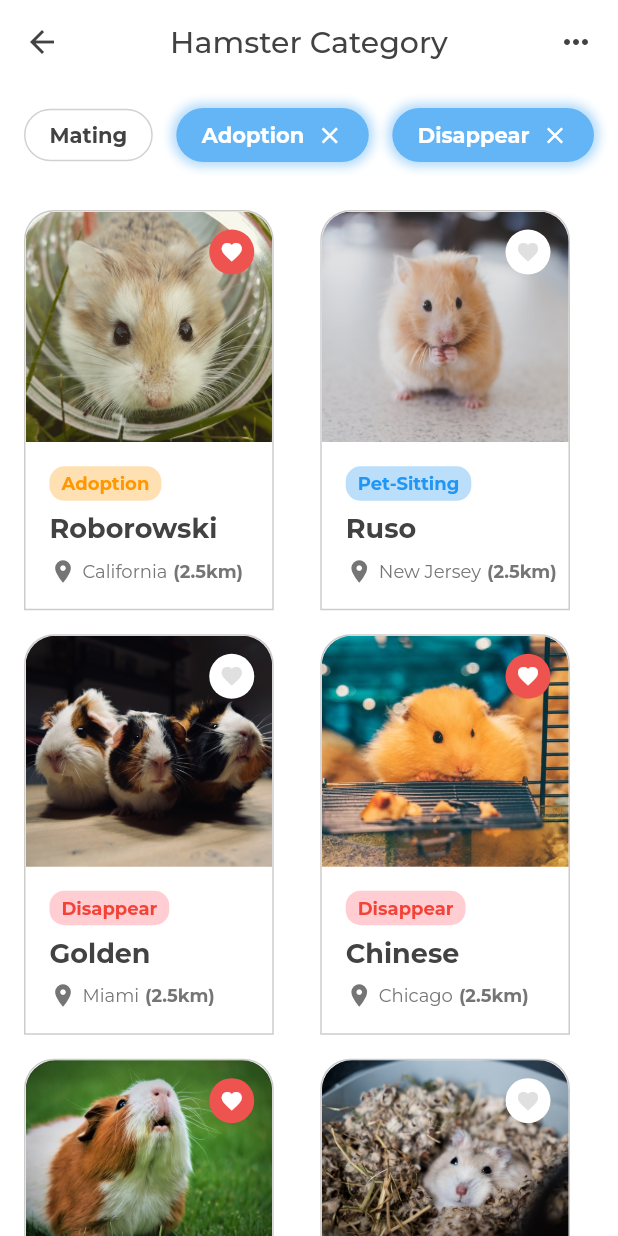
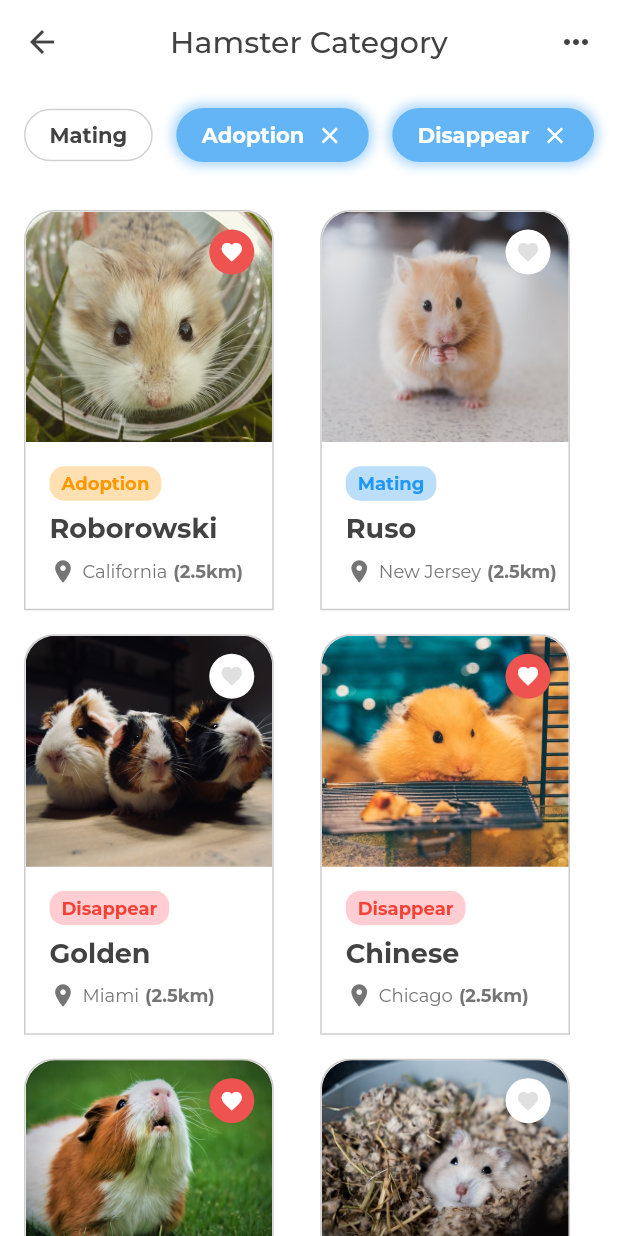
Before and after one commit to ananestorovic/fon-hackathon-2023, a Flutter app: the screen it shows after launch, after a tap on "Hamsters", on a phone screen of 412 x 824 dp. Run offline on Flutter 3.47's test engine with Material 2 defaults, Android fonts, the phone set to English and light mode, and no system bars; our stand-ins replace cloud_firestore, firebase_auth, firebase_core, google_fonts, image_picker; accounts and stored records are empty.

```diff
--- a/lib/pet.dart
+++ b/lib/pet.dart
@@ -11,34 +11,39 @@ class Pet {
   String imageUrl;
   bool favorite;
   bool newest;
+  static List<Pet> pets =  getPetListDefault();
+
 
   Pet(this.name, this.location, this.distance, this.condition, this.category,
       this.imageUrl, this.favorite, this.newest);
+
+  static addToPetList(Pet pet) {
+    pets.insert(0, pet);
   }
 
-List<Pet> getPetList() {
+static List<Pet> getPetListDefault() {
  return <Pet>[
    Pet("Abyssinian Cats", "California", "2.5", "Adoption", Category.CAT,
        "assets/images/cats/cat_1.jpg", true, true),
-    Pet("Scottish Fold", "New Jersey", "1.2", "Pet-Sitting", Category.CAT,
+   Pet("Scottish Fold", "New Jersey", "1.2", "Mating", Category.CAT,
        "assets/images/cats/cat_2.jpg", false, false),
    Pet("Ragdoll", "Miami", "1.2", "Disappear", Category.CAT,
        "assets/images/cats/cat_3.jpg", false, false),
    Pet("Burmés", "Chicago", "1.2", "Disappear", Category.CAT,
        "assets/images/cats/cat_4.jpg", true, true),
-    Pet("American Shorthair", "Washintong", "1.2", "Pet-Sitting", Category.CAT,
+   Pet("American Shorthair", "Washintong", "1.2", "Mating", Category.CAT,
        "assets/images/cats/cat_5.jpg", true, false),
    Pet("British Shorthair", "New York", "1.9", "Adoption", Category.CAT,
        "assets/images/cats/cat_6.jpg", false, false),
    Pet("Abyssinian Cats", "California", "2.5", "Adoption", Category.CAT,
        "assets/images/cats/cat_7.jpg", true, false),
-    Pet("Scottish Fold", "New Jersey", "1.2", "Pet-Sitting", Category.CAT,
+   Pet("Scottish Fold", "New Jersey", "1.2", "Mating", Category.CAT,
        "assets/images/cats/cat_8.jpg", false, false),
    Pet("Ragdoll", "Miami", "1.2", "Disappear", Category.CAT,
        "assets/images/cats/cat_9.jpg", false, true),
    Pet("Roborowski", "California", "2.5", "Adoption", Category.HAMSTER,
        "assets/images/hamsters/hamster_1.jpg", true, true),
-    Pet("Ruso", "New Jersey", "2.5", "Pet-Sitting", Category.HAMSTER,
+   Pet("Ruso", "New Jersey", "2.5", "Mating", Category.HAMSTER,
        "assets/images/hamsters/hamster_2.jpg", false, false),
    Pet("Golden", "Miami", "2.5", "Disappear", Category.HAMSTER,
        "assets/images/hamsters/hamster_3.jpg", false, false),
@@ -48,12 +53,12 @@ List<Pet> getPetList() {
        "assets/images/hamsters/hamster_5.jpg", true, false),
    Pet("Syrian", "California", "2.5", "Adoption", Category.HAMSTER,
        "assets/images/hamsters/hamster_6.jpg", false, false),
-    Pet("Dwarf Winter", "Miami", "2.5", "Pet-Sitting", Category.HAMSTER,
+   Pet("Dwarf Winter", "Miami", "2.5", "Mating", Category.HAMSTER,
        "assets/images/hamsters/hamster_7.jpg", true, false),
    Pet("American Rabbit", "California", "2.5", "Adoption", Category.BUNNY,
        "assets/images/bunnies/bunny_1.jpg", true, true),
-    Pet("Belgian Hare Rabbit", "New Jersey", "2.5", "Pet-Sitting",
-        Category.BUNNY, "assets/images/bunnies/bunny_2.jpg", false, false),
+   Pet("Belgian Hare Rabbit", "New Jersey", "2.5", "Mating", Category.BUNNY,
+       "assets/images/bunnies/bunny_2.jpg", false, false),
    Pet("Blanc de Hotot", "Miami", "2.5", "Disappear", Category.BUNNY,
        "assets/images/bunnies/bunny_3.jpg", false, false),
    Pet("Californian Rabbits", "Chicago", "2.5", "Disappear", Category.BUNNY,
@@ -62,13 +67,13 @@ List<Pet> getPetList() {
        "assets/images/bunnies/bunny_5.jpg", true, false),
    Pet("Dutch Rabbit", "California", "2.5", "Adoption", Category.BUNNY,
        "assets/images/bunnies/bunny_6.jpg", false, false),
-    Pet("English Lop", "Miami", "2.5", "Pet-Sitting", Category.BUNNY,
+   Pet("English Lop", "Miami", "2.5", "Mating", Category.BUNNY,
        "assets/images/bunnies/bunny_7.jpg", true, false),
    Pet("English Spot", "California", "2.5", "Adoption", Category.BUNNY,
        "assets/images/bunnies/bunny_8.jpg", true, true),
    Pet("Affenpinscher", "California", "2.5", "Adoption", Category.DOG,
        "assets/images/dogs/dog_1.jpg", true, true),
-    Pet("Akita Shepherd", "New Jersey", "2.5", "Pet-Sitting", Category.DOG,
+   Pet("Akita Shepherd", "New Jersey", "2.5", "Mating", Category.DOG,
        "assets/images/dogs/dog_2.jpg", false, false),
    Pet("American Foxhound", "Miami", "2.5", "Disappear", Category.DOG,
        "assets/images/dogs/dog_3.jpg", false, false),
@@ -78,13 +83,13 @@ List<Pet> getPetList() {
        "assets/images/dogs/dog_5.jpg", true, false),
    Pet("Bearded Collie", "California", "2.5", "Adoption", Category.DOG,
        "assets/images/dogs/dog_6.jpg", false, false),
-    Pet("Belgian Sheepdog", "Miami", "2.5", "Pet-Sitting", Category.DOG,
+   Pet("Belgian Sheepdog", "Miami", "2.5", "Mating", Category.DOG,
        "assets/images/dogs/dog_7.jpg", true, false),
    Pet("Bloodhound", "California", "2.5", "Adoption", Category.DOG,
        "assets/images/dogs/dog_8.jpg", true, true),
    Pet("Boston Terrier", "California", "2.5", "Adoption", Category.DOG,
        "assets/images/dogs/dog_9.jpg", true, true),
-    Pet("Chinese Shar-Pei", "New Jersey", "2.5", "Pet-Sitting", Category.DOG,
+   Pet("Chinese Shar-Pei", "New Jersey", "2.5", "Mating", Category.DOG,
        "assets/images/dogs/dog_10.jpg", false, false),
    Pet("Border Collie", "Miami", "2.5", "Disappear", Category.DOG,
        "assets/images/dogs/dog_11.jpg", false, false),
@@ -92,3 +97,5 @@ List<Pet> getPetList() {
        "assets/images/dogs/dog_12.jpg", true, true),
  ];
 }
+
+}
--- a/lib/pet_category.dart
+++ b/lib/pet_category.dart
@@ -70,7 +70,7 @@ class CategoryList extends StatelessWidget {
                 childAspectRatio: 1 / 1.55,
                 crossAxisCount: 2,
                 crossAxisSpacing: 15,
-                children: getPetList()
+                children: Pet.pets
                     .where((i) => i.category == category)
                     .map((item) {
                   return PetWidget(
--- a/lib/principal.dart
+++ b/lib/principal.dart
@@ -16,7 +16,7 @@ class Principal extends StatefulWidget {
 }
 
 class _PrincipalState extends State<Principal> {
-  List<Pet> pets = getPetList();
+  List<Pet> pets = Pet.pets;
 
   @override
   Widget build(BuildContext context) {
--- a/pubspec.yaml
+++ b/pubspec.yaml
@@ -41,6 +41,7 @@ dependencies:
   # Use with the CupertinoIcons class for iOS style icons.
   cupertino_icons: ^1.0.2
   google_fonts: ^4.0.3
+  image_picker: ^0.8.7
 
 dev_dependencies:
   flutter_test:
```
Also changed, not shown: lib/create_request.dart (added, +308 -0 lines), pubspec.lock, 1 other file. Lines whose indentation alone changed are shown as unchanged.
